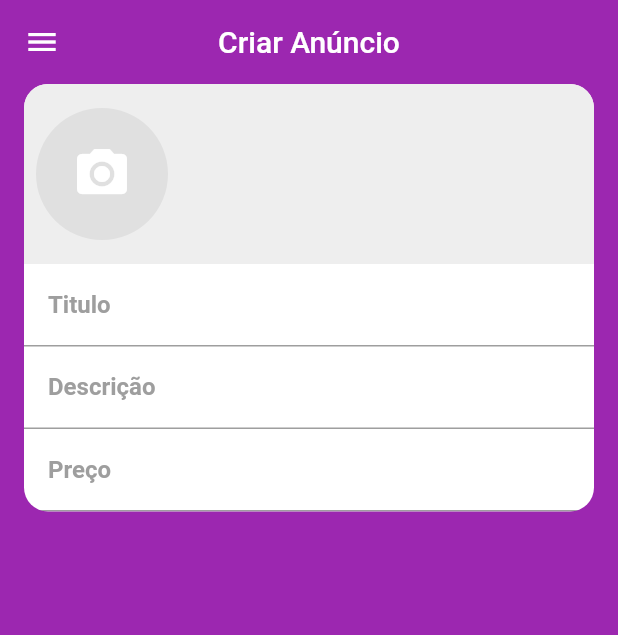
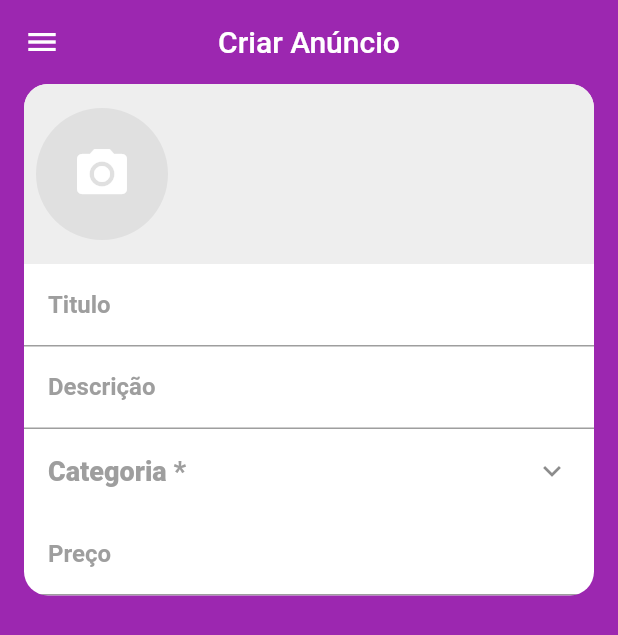
Before and after one commit to kevenescovedo/mobx_olx_clone, a Flutter app: the screen it shows after launch, swiped to page 2, on a phone screen of 412 x 824 dp. Shown: the top 635 px of the screen. Run offline on Flutter 3.47's test engine with Material 2 defaults, Android fonts, the phone set to English and light mode, and no system bars; our stand-ins replace brasil_fields, flutter_mobx, get_it, image_cropper, image_picker, mobx and 1 more; accounts and stored records are empty; generated files the repository leaves out were written again; network calls fail.

Commit message:
adicionei a função de selecionar categoria, na paágina de criar anúncio

```diff
--- /dev/null
+++ b/lib/screens/create/components/category_field.dart
@@ -0,0 +1,41 @@
+
+import 'package:flutter/material.dart';
+import 'package:flutter_mobx/flutter_mobx.dart';
+import 'package:xlo_mobx/models/category.dart';
+import 'package:xlo_mobx/screens/category/category_screen.dart';
+
+import 'package:xlo_mobx/store/create_store.dart';
+
+class CategoryField extends StatelessWidget {
+  final CreateStore store;
+  const CategoryField({Key? key, required this.store}) : super(key: key);
+
+  @override
+  Widget build(BuildContext context) {
+    return Observer(builder: (_) {
+
+   return ListTile(
+
+     onTap: () async {
+     Category? category = await showDialog(context: context, builder: (_) => CategoryScreen(showAll: false, selected: store.category,));
+     if(category != null) {
+       store.setCategory(category);
+     }
+     },
+     title: Text("Categoria *",
+       style: TextStyle(fontWeight: FontWeight.w800,
+         color: Colors.grey,
+         fontSize: 18
+       ),
+     ),
+     subtitle: store.category == null ? null : Text(store.category!.description!,
+       style: TextStyle(
+         color: Colors.black,
+         fontSize: 17
+       ),
+     ),
+     trailing: Icon(Icons.keyboard_arrow_down),
+   );
+    });
+  }
+}
--- a/lib/screens/create/screen_create.dart
+++ b/lib/screens/create/screen_create.dart
@@ -2,6 +2,7 @@ import 'package:brasil_fields/brasil_fields.dart';
 import 'package:flutter/material.dart';
 import 'package:flutter/services.dart';
 import 'package:xlo_mobx/components/custom_drawer/custom_drawer.dart';
+import 'package:xlo_mobx/screens/create/components/category_field.dart';
 import 'package:xlo_mobx/store/create_store.dart';
 
 import 'components/imagefield/image_field.dart';
@@ -50,6 +51,7 @@ class CreateScren extends StatelessWidget {
               ),
              maxLines: null,
             ),
+            CategoryField(store: store,),
             TextFormField(
               decoration: InputDecoration(
                 labelText: "Preço",
```
Also changed, not shown: lib/screens/category/category_screen.dart (+6 -4 lines), lib/store/create_store.dart (+7 -1 lines), lib/store/category_store.g.dart, lib/store/create_store.g.dart.
